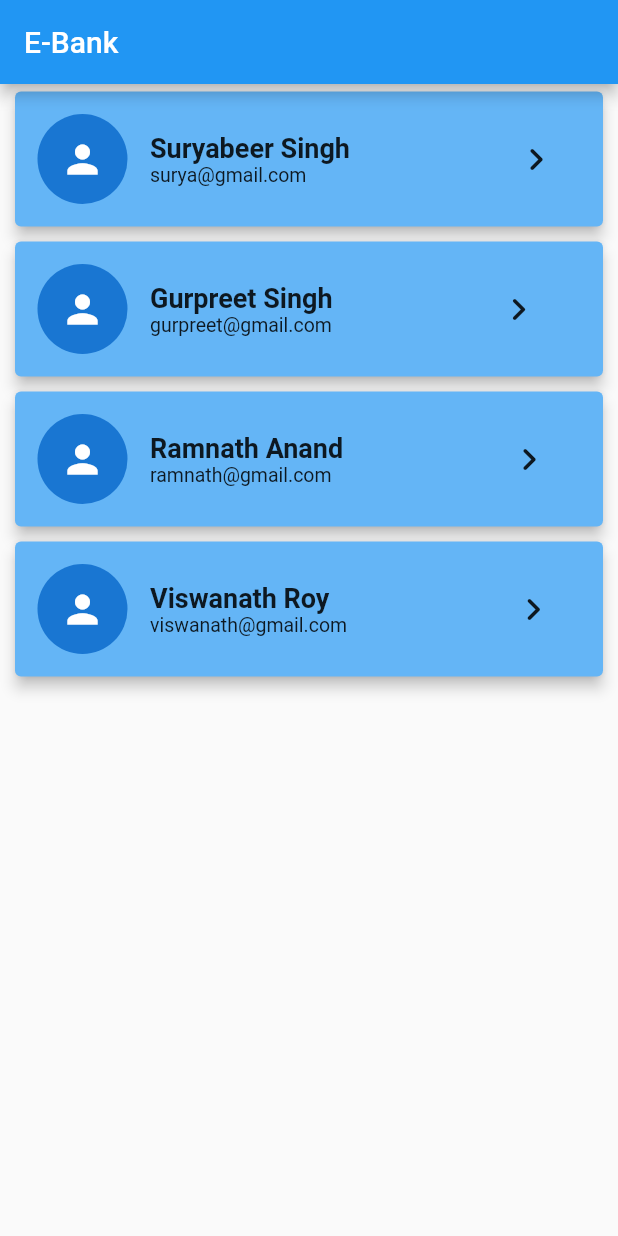
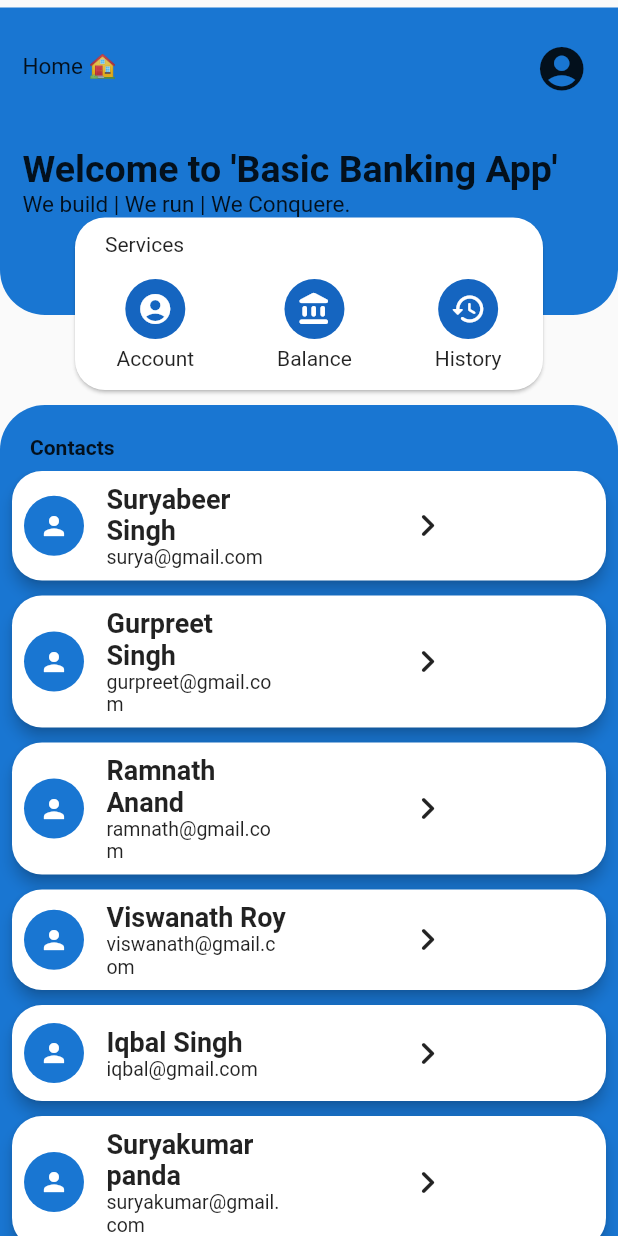
Before and after one commit to suvakanta1808/basic_banking_app, a Flutter app: the screen it shows after launch, on a phone screen of 412 x 824 dp. Run offline on Flutter 3.47's test engine with Material 2 defaults, Android fonts, the phone set to English and light mode, and no system bars; our stand-ins replace shared_preferences.

Commit message:
Changed UI

```diff
--- a/lib/data/dummy_data.dart
+++ b/lib/data/dummy_data.dart
@@ -28,6 +28,36 @@ class DummyData {
             'email': 'viswanath@gmail.com',
             'balance': 5000.00,
           },
+          {
+            'name': 'Iqbal Singh',
+            'email': 'iqbal@gmail.com',
+            'balance': 10000.70,
+          },
+          {
+            'name': 'Suryakumar panda',
+            'email': 'suryakumar@gmail.com',
+            'balance': 12370.70,
+          },
+          {
+            'name': 'Anuj Pandey',
+            'email': 'anuj@gmail.com',
+            'balance': 52000.70,
+          },
+          {
+            'name': 'Ankita Nayak',
+            'email': 'ankita@gmail.com',
+            'balance': 100370.70,
+          },
+          {
+            'name': 'Binay Kaml',
+            'email': 'binay@gmail.com',
+            'balance': 17700.00,
+          },
+          {
+            'name': 'Saina Talpade',
+            'email': 'saina@gmail.com',
+            'balance': 1500000.70,
+          },
         ],
       },
     );
--- a/lib/main.dart
+++ b/lib/main.dart
@@ -1,8 +1,9 @@
+import 'package:bank_app/screens/user_detail_screen.dart';
 import 'package:flutter/material.dart';
 
 import 'package:bank_app/screens/home_screen.dart';
 
-void main() async {
+void main() {
   runApp(MyApp());
 }
 
--- a/lib/screens/home_screen.dart
+++ b/lib/screens/home_screen.dart
@@ -1,6 +1,8 @@
-import 'package:bank_app/data/dummy_data.dart';
+import 'package:bank_app/widgets/service_panel.dart';
+import 'package:bank_app/widgets/welcome_panel.dart';
 import 'package:flutter/material.dart';
 
+import 'package:bank_app/data/dummy_data.dart';
 import 'package:bank_app/widgets/user_overview_widget.dart';
 
 class HomeScreen extends StatefulWidget {
@@ -18,10 +20,26 @@ class _HomeScreenState extends State<HomeScreen> {
   @override
   Widget build(BuildContext context) {
     return Scaffold(
-      appBar: AppBar(
-        title: Text('E-Bank'),
+      body: Stack(
+        children: <Widget>[
+          Container(
+            height: MediaQuery.of(context).size.height,
+            child: Column(
+              children: [
+                SizedBox(
+                  height: 5,
+                ),
+                WelcomePanel(),
+                SizedBox(
+                  height: 60,
+                ),
+                UserOverviewWidget(),
+              ],
+            ),
+          ),
+          ServicePanel(),
+        ],
       ),
-      body: UserOverviewWidget(),
     );
   }
 }
--- /dev/null
+++ b/lib/widgets/service_panel.dart
@@ -0,0 +1,97 @@
+import 'package:flutter/material.dart';
+
+class ServicePanel extends StatelessWidget {
+  @override
+  Widget build(BuildContext context) {
+    return Card(
+      shape: RoundedRectangleBorder(
+        borderRadius: BorderRadius.circular(20),
+      ),
+      margin: EdgeInsets.only(
+        top: 145,
+        left: 50,
+        right: 50,
+      ),
+      child: Container(
+        height: 115,
+        child: Column(
+          crossAxisAlignment: CrossAxisAlignment.start,
+          children: [
+            Container(
+              child: Text('Services'),
+              margin: EdgeInsets.only(
+                top: 10,
+                left: 20,
+              ),
+            ),
+            SizedBox(
+              height: 15,
+            ),
+            Row(
+              mainAxisAlignment: MainAxisAlignment.spaceAround,
+              children: <Widget>[
+                Column(
+                  children: [
+                    CircleAvatar(
+                      backgroundColor: Colors.blue.shade800,
+                      child: IconButton(
+                        onPressed: () {},
+                        icon: Icon(
+                          Icons.account_circle_sharp,
+                          color: Colors.white,
+                        ),
+                      ),
+                    ),
+                    SizedBox(
+                      height: 5,
+                    ),
+                    Text('Account'),
+                  ],
+                ),
+                Column(
+                  children: [
+                    CircleAvatar(
+                      backgroundColor: Colors.blue.shade800,
+                      child: IconButton(
+                        onPressed: () {},
+                        icon: Icon(
+                          Icons.account_balance_rounded,
+                          color: Colors.white,
+                        ),
+                      ),
+                    ),
+                    SizedBox(
+                      height: 5,
+                    ),
+                    Text('Balance'),
+                  ],
+                ),
+                Column(
+                  children: [
+                    CircleAvatar(
+                      backgroundColor: Colors.blue.shade800,
+                      child: IconButton(
+                        onPressed: () {},
+                        icon: Icon(
+                          Icons.history_rounded,
+                          color: Colors.white,
+                        ),
+                      ),
+                    ),
+                    SizedBox(
+                      height: 5,
+                    ),
+                    Text('History'),
+                  ],
+                )
+              ],
+            ),
+            SizedBox(
+              height: 15,
+            ),
+          ],
+        ),
+      ),
+    );
+  }
+}
--- a/lib/widgets/user_item.dart
+++ b/lib/widgets/user_item.dart
@@ -1,33 +1,39 @@
+import 'package:bank_app/screens/user_detail_screen.dart';
 import 'package:flutter/material.dart';
 
 class UserItem extends StatelessWidget {
   final String name;
   final String email;
+  final double balance;
 
   UserItem({
     required this.name,
     required this.email,
+    required this.balance,
   });
 
   @override
   Widget build(BuildContext context) {
     return Card(
+      shape: RoundedRectangleBorder(
+        borderRadius: BorderRadius.circular(20),
+      ),
       elevation: 4,
-      color: Colors.blue.shade300,
-      margin: EdgeInsets.symmetric(
-        horizontal: 10,
-        vertical: 5,
+      margin: EdgeInsets.only(
+        bottom: 10,
+        left: 8,
+        right: 8,
       ),
       child: Container(
-        padding: EdgeInsets.all(15),
+        padding: EdgeInsets.all(8),
         child: Row(
           children: <Widget>[
             CircleAvatar(
               child: Icon(
                 Icons.person,
-                size: 30,
+                size: 20,
               ),
-              radius: 30,
+              radius: 20,
             ),
             SizedBox(
               width: 15,
@@ -35,26 +41,43 @@ class UserItem extends StatelessWidget {
             Column(
               crossAxisAlignment: CrossAxisAlignment.start,
               children: <Widget>[
-                Text(
+                Container(
+                  width: 120,
+                  child: Text(
                     name,
                     style: TextStyle(
                       fontSize: 18,
                       fontWeight: FontWeight.w700,
                     ),
                   ),
-                Text(
+                ),
+                Container(
+                  width: 120,
+                  child: Text(
                     email,
                     style: TextStyle(
                       fontSize: 13,
                     ),
                   ),
+                ),
               ],
             ),
             SizedBox(
-              width: 100,
+              width: 70,
             ),
             IconButton(
-              onPressed: () {},
+              onPressed: () {
+                Navigator.push(
+                  context,
+                  MaterialPageRoute(
+                    builder: (ctx) => UserDetailsScreen(
+                      name: name,
+                      email: email,
+                      curBalance: balance,
+                    ),
+                  ),
+                );
+              },
               icon: Icon(
                 Icons.chevron_right_rounded,
                 size: 30,
--- a/lib/widgets/user_overview_widget.dart
+++ b/lib/widgets/user_overview_widget.dart
@@ -38,20 +38,54 @@ class _UserOverviewWidgetState extends State<UserOverviewWidget> {
   @override
   Widget build(BuildContext context) {
     return Container(
+      decoration: BoxDecoration(
+        borderRadius: BorderRadius.only(
+          topLeft: Radius.circular(30),
+          topRight: Radius.circular(30),
+        ),
+        color: Colors.blue.shade700,
+      ),
       child: _isLoading
           ? Center(
               child: CircularProgressIndicator(),
             )
-          : ListView.builder(
+          : Column(
+              children: <Widget>[
+                Container(
+                  child: Row(
+                    mainAxisAlignment: MainAxisAlignment.start,
+                    children: [
+                      Text(
+                        'Contacts',
+                        style: TextStyle(
+                          fontWeight: FontWeight.bold,
+                        ),
+                      ),
+                    ],
+                  ),
+                  margin: EdgeInsets.only(
+                    top: 20,
+                    left: 20,
+                    bottom: 8,
+                  ),
+                ),
+                Container(
+                  height: MediaQuery.of(context).size.height - 305,
+                  child: ListView.builder(
+                    shrinkWrap: true,
                     itemBuilder: (ctx, i) {
                       var user = _userdata['data'];
                       return UserItem(
                         name: user[i]['name'],
                         email: user[i]['email'],
+                        balance: user[i]['balance'],
                       );
                     },
                     itemCount: _userdata['data'].length,
                   ),
+                ),
+              ],
+            ),
     );
   }
 }
--- /dev/null
+++ b/lib/widgets/welcome_panel.dart
@@ -0,0 +1,54 @@
+import 'package:flutter/material.dart';
+
+class WelcomePanel extends StatelessWidget {
+  @override
+  Widget build(BuildContext context) {
+    return Container(
+      decoration: BoxDecoration(
+        borderRadius: BorderRadius.only(
+          bottomLeft: Radius.circular(30),
+          bottomRight: Radius.circular(30),
+        ),
+        color: Colors.blue.shade700,
+      ),
+      child: Padding(
+        padding: const EdgeInsets.all(15.0),
+        child: Column(
+          crossAxisAlignment: CrossAxisAlignment.start,
+          children: <Widget>[
+            Row(
+              mainAxisAlignment: MainAxisAlignment.spaceBetween,
+              children: <Widget>[
+                Text(
+                  'Home 🏠',
+                  style: TextStyle(fontSize: 15),
+                ),
+                IconButton(
+                  onPressed: () {},
+                  icon: Icon(
+                    Icons.account_circle,
+                    size: 35,
+                  ),
+                ),
+              ],
+            ),
+            SizedBox(
+              height: 30,
+            ),
+            Text(
+              'Welcome to \'Basic Banking App\'',
+              style: TextStyle(fontSize: 25, fontWeight: FontWeight.bold),
+            ),
+            Text(
+              'We build | We run | We Conquere.',
+              style: TextStyle(fontSize: 15),
+            ),
+            SizedBox(
+              height: 50,
+            ),
+          ],
+        ),
+      ),
+    );
+  }
+}
```
Lines whose indentation alone changed are shown as unchanged.
